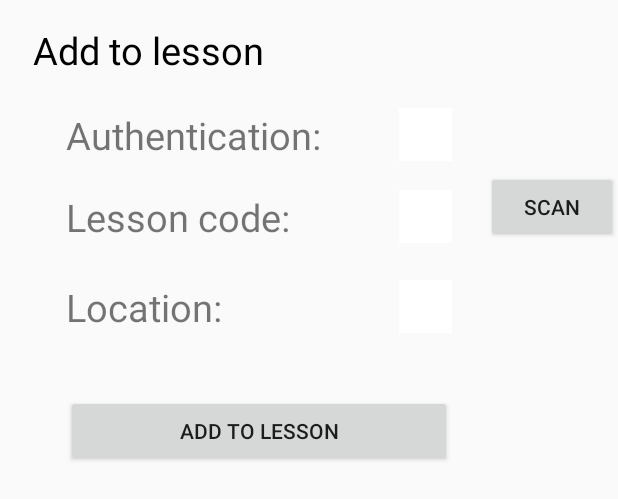
After one commit to janstarc/AttendanceApp, an Android app: the layout add_to_lesson.xml on its own in the app's theme, with its tools: preview values and no code run, on a phone screen of 412 x 824 dp. The commit adds this screen. Shown: the top 499 px of the screen. Run offline under Robolectric (Android 15) with nearby library versions, the phone set to English and light mode, and no system bars; network calls fail.

Commit message:
addToLesson in separate activity, before deleting MainActivity

```diff
--- a/app/src/main/AndroidManifest.xml
+++ b/app/src/main/AndroidManifest.xml
@@ -42,6 +42,8 @@
         <meta-data
             android:name="com.google.android.gms.vision.DEPENDENCIES"
             android:value="barcode"/>
+
+        <activity android:name=".addToLesson"/>
     </application>
 
 </manifest>
--- a/app/src/main/res/layout/activity_main.xml
+++ b/app/src/main/res/layout/activity_main.xml
@@ -41,6 +41,12 @@
         android:text="@string/login" />
 
 
+    <Button
+        android:id="@+id/addToLessonActivity"
+        android:layout_width="match_parent"
+        android:layout_height="wrap_content"
+        android:text="Goto addToLesson" />
+
     <TextView
         android:id="@+id/locationGPS"
         android:layout_width="1100px"
--- /dev/null
+++ b/app/src/main/res/layout/add_to_lesson.xml
@@ -0,0 +1,106 @@
+<?xml version="1.0" encoding="utf-8"?>
+<RelativeLayout xmlns:android="http://schemas.android.com/apk/res/android"
+    xmlns:app="http://schemas.android.com/apk/res-auto"
+    android:layout_width="match_parent" android:layout_height="match_parent">
+
+    <TextView
+        android:id="@+id/textView2"
+        android:layout_width="wrap_content"
+        android:layout_height="wrap_content"
+        android:layout_alignParentLeft="true"
+        android:layout_alignParentStart="true"
+        android:layout_alignParentTop="true"
+        android:layout_marginLeft="22dp"
+        android:layout_marginStart="22dp"
+        android:layout_marginTop="16dp"
+        android:text="@string/add_to_lesson"
+        android:textColor="@android:color/black"
+        android:textSize="25sp" />
+
+    <TextView
+        android:id="@+id/textView3"
+        android:layout_width="wrap_content"
+        android:layout_height="wrap_content"
+        android:layout_alignLeft="@+id/textView2"
+        android:layout_alignStart="@+id/textView2"
+        android:layout_below="@+id/textView2"
+        android:layout_marginLeft="22dp"
+        android:layout_marginStart="22dp"
+        android:layout_marginTop="22dp"
+        android:text="@string/authentication"
+        android:textSize="25sp" />
+
+    <TextView
+        android:id="@+id/textView4"
+        android:layout_width="wrap_content"
+        android:layout_height="wrap_content"
+        android:layout_alignLeft="@+id/textView3"
+        android:layout_alignStart="@+id/textView3"
+        android:layout_below="@+id/textView3"
+        android:layout_marginTop="20dp"
+        android:text="@string/lesson_code"
+        android:textSize="25sp" />
+
+    <TextView
+        android:id="@+id/textView5"
+        android:layout_width="wrap_content"
+        android:layout_height="wrap_content"
+        android:layout_alignLeft="@+id/textView4"
+        android:layout_alignStart="@+id/textView4"
+        android:layout_below="@+id/textView4"
+        android:layout_marginTop="25dp"
+        android:text="@string/location2"
+        android:textSize="25sp" />
+
+    <ImageView
+        android:id="@+id/loginOK"
+        android:layout_width="35dp"
+        android:layout_height="35dp"
+        android:layout_alignBottom="@+id/textView3"
+        android:layout_marginLeft="52dp"
+        android:layout_marginStart="52dp"
+        android:layout_toEndOf="@+id/textView3"
+        android:layout_toRightOf="@+id/textView3"
+        app:srcCompat="@color/common_google_signin_btn_text_dark_default" />
+
+    <ImageView
+        android:id="@+id/codeOK"
+        android:layout_width="35dp"
+        android:layout_height="35dp"
+        android:layout_alignBottom="@+id/textView4"
+        android:layout_alignLeft="@+id/loginOK"
+        android:layout_alignStart="@+id/loginOK"
+        app:srcCompat="@color/common_google_signin_btn_text_dark_default" />
+
+    <ImageView
+        android:id="@+id/locationOK"
+        android:layout_width="35dp"
+        android:layout_height="35dp"
+        android:layout_alignBottom="@+id/textView5"
+        android:layout_alignLeft="@+id/codeOK"
+        android:layout_alignStart="@+id/codeOK"
+        app:srcCompat="@color/common_google_signin_btn_text_dark_default" />
+
+    <Button
+        android:id="@+id/addToLessonButton"
+        android:layout_width="wrap_content"
+        android:layout_height="wrap_content"
+        android:layout_alignEnd="@+id/locationOK"
+        android:layout_alignLeft="@+id/textView5"
+        android:layout_alignRight="@+id/locationOK"
+        android:layout_alignStart="@+id/textView5"
+        android:layout_below="@+id/locationOK"
+        android:layout_marginTop="41dp"
+        android:text="@string/add_to_lesson" />
+
+    <Button
+        android:id="@+id/scanQRButton"
+        android:layout_width="wrap_content"
+        android:layout_height="wrap_content"
+        android:layout_alignBottom="@+id/codeOK"
+        android:layout_alignParentEnd="true"
+        android:layout_alignParentRight="true"
+        android:text="Scan" />
+
+
+</RelativeLayout>
--- a/app/src/main/res/values/strings.xml
+++ b/app/src/main/res/values/strings.xml
@@ -15,4 +15,8 @@
     <string name="qrscanner_2">QRScanner 2</string>
     <string name="enter_your_username_and_password">Enter your username and password</string>
     <string name="login">Login</string>
+    <string name="add_to_lesson">Add to lesson</string>
+    <string name="authentication">Authentication:</string>
+    <string name="lesson_code">Lesson code:</string>
+    <string name="location2">Location:</string>
 </resources>
```
Also changed, not shown: app/src/main/java/com/jan/dbtest/MainActivity.java (+10 -0 lines), app/src/main/java/com/jan/dbtest/addToLesson.java (+415 -4 lines), app/src/main/res/drawable/error_img.PNG (added), app/src/main/res/drawable/loading_img.png (added), app/src/main/res/drawable/ok_img.png (added).
